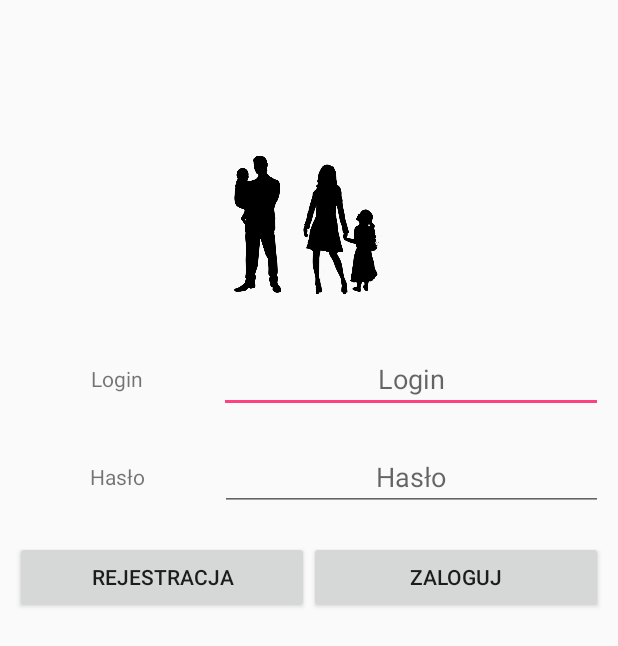
After one commit to Gieniutek/KontrolaRodzicielska, an Android app: the LoginFragment screen opened directly, with no data from a screen before it, on a phone screen of 412 x 824 dp. The commit adds this screen. Shown: the top 646 px of the screen. Run offline under Robolectric (Android 15) with nearby library versions, the phone set to English and light mode, and no system bars; our stand-ins replace ButterKnife.

Commit message:
Add LoginFragment, and fisrt layout. Fix changeFragment implementation

```diff
--- a/KontrolaRodzicielska/app/build.gradle
+++ b/KontrolaRodzicielska/app/build.gradle
@@ -1,4 +1,5 @@
 apply plugin: 'com.android.application'
+apply plugin: 'android-apt'
 
 android {
     compileSdkVersion 25
@@ -13,7 +14,7 @@ android {
     }
     buildTypes {
         release {
-            minifyEnabled false
+            minifyEnabled true
             proguardFiles getDefaultProguardFile('proguard-android.txt'), 'proguard-rules.pro'
         }
     }
@@ -23,4 +24,7 @@ dependencies {
     compile fileTree(dir: 'libs', include: ['*.jar'])
     testCompile 'junit:junit:4.12'
     compile 'com.android.support:appcompat-v7:25.0.0'
+    compile 'com.android.support:percent:25.0.0'
+    compile 'com.jakewharton:butterknife:8.4.0'
+    apt 'com.jakewharton:butterknife-compiler:8.4.0'
 }
--- a/KontrolaRodzicielska/app/src/main/AndroidManifest.xml
+++ b/KontrolaRodzicielska/app/src/main/AndroidManifest.xml
@@ -8,13 +8,15 @@
         android:label="@string/app_name"
         android:supportsRtl="true"
         android:theme="@style/AppTheme">
-        <activity android:name=".MainActivity">
+        <activity android:name=".view.activity.SplashScreen">
             <intent-filter>
                 <action android:name="android.intent.action.MAIN" />
 
                 <category android:name="android.intent.category.LAUNCHER" />
             </intent-filter>
         </activity>
+        <activity android:name=".view.activity.MainActivity">
+        </activity>
     </application>
 
 </manifest>
--- /dev/null
+++ b/KontrolaRodzicielska/app/src/main/java/pl/com/e_kontrolarodzicielska/kontrolarodzicielska/view/activity/MainActivity.java
@@ -0,0 +1,54 @@
+package pl.com.e_kontrolarodzicielska.kontrolarodzicielska.view.activity;
+
+import android.os.Bundle;
+import android.support.v4.app.Fragment;
+import android.support.v4.app.FragmentManager;
+import android.support.v4.app.FragmentTransaction;
+import android.support.v7.app.AppCompatActivity;
+
+import pl.com.e_kontrolarodzicielska.kontrolarodzicielska.R;
+import pl.com.e_kontrolarodzicielska.kontrolarodzicielska.view.fragment.LoginFragment;
+import pl.com.e_kontrolarodzicielska.kontrolarodzicielska.view.listeners.FragmentListener;
+
+public class MainActivity extends AppCompatActivity implements FragmentListener {
+
+    private Fragment currentFragment = null;
+
+    @Override
+    protected void onCreate(Bundle savedInstanceState) {
+        super.onCreate(savedInstanceState);
+        setContentView(R.layout.activity_main);
+
+        if(savedInstanceState == null) {
+            currentFragment = new LoginFragment();
+            changeFragment(currentFragment, true);
+        }
+    }
+
+    @Override
+    public void changeFragment(Fragment fragment, Boolean shouldRemoveStack) {
+        FragmentManager fragmentManager = getSupportFragmentManager();
+        FragmentTransaction transaction = fragmentManager.beginTransaction();
+
+        if (shouldRemoveStack){
+            transaction.replace(R.id.main_framgent, fragment);
+
+        }
+        else{
+            transaction.replace(R.id.main_framgent, fragment)
+                    .addToBackStack(null);
+
+        }
+        transaction.commit();
+    }
+
+    @Override
+    public void popFragment() {
+
+    }
+
+    @Override
+    public void hideKeyboard() {
+
+    }
+}
--- /dev/null
+++ b/KontrolaRodzicielska/app/src/main/java/pl/com/e_kontrolarodzicielska/kontrolarodzicielska/view/fragment/BaseFragment.java
@@ -0,0 +1,22 @@
+package pl.com.e_kontrolarodzicielska.kontrolarodzicielska.view.fragment;
+
+import android.content.Context;
+import android.support.v4.app.Fragment;
+
+import pl.com.e_kontrolarodzicielska.kontrolarodzicielska.view.listeners.FragmentListener;
+
+/**
+ * Created by Użytkownik on 25.10.2016.
+ */
+public class BaseFragment extends Fragment {
+    protected FragmentListener fragmentListener;
+
+    @Override
+    public void onAttach(Context context){
+        super.onAttach(context);
+
+        if (context instanceof FragmentListener) {
+            fragmentListener = (FragmentListener) context;
+        }
+    }
+}
--- /dev/null
+++ b/KontrolaRodzicielska/app/src/main/java/pl/com/e_kontrolarodzicielska/kontrolarodzicielska/view/fragment/LoginFragment.java
@@ -0,0 +1,52 @@
+package pl.com.e_kontrolarodzicielska.kontrolarodzicielska.view.fragment;
+
+import android.os.Bundle;
+import android.util.Log;
+import android.view.LayoutInflater;
+import android.view.View;
+import android.view.ViewGroup;
+import android.widget.Button;
+import android.widget.EditText;
+import android.widget.TextView;
+
+import butterknife.BindView;
+import butterknife.ButterKnife;
+import pl.com.e_kontrolarodzicielska.kontrolarodzicielska.R;
+
+/**
+ * Created by GBAR on 25.10.2016.
+ */
+public class LoginFragment extends BaseFragment implements View.OnClickListener {
+
+    @BindView(R.id.etLogin)
+    EditText etLogin;
+    @BindView(R.id.etPassword)
+    EditText etPassword;
+    @BindView(R.id.bRegister)
+    Button bRegister;
+    @BindView(R.id.bLogin)
+    Button bLogin;
+
+    private View view;
+
+    @Override
+    public View onCreateView(LayoutInflater inflater, ViewGroup container, Bundle savedInstanceState) {
+        view = inflater.inflate(R.layout.login_fragment,container,false);
+        ButterKnife.bind(this,view);
+        initView();
+        return view;
+    }
+
+    private void initView(){
+        bLogin.setOnClickListener(this);
+        bRegister.setOnClickListener(this);
+    }
+
+    @Override
+    public void onClick(View view) {
+        if(view.getId() == bLogin.getId())
+            Log.d("OnClick","Login "+etLogin.getText().toString().trim()+"  "+etPassword.getText().toString().trim());
+        if(view.getId() == bRegister.getId())
+            Log.d("OnClick","Register");
+    }
+}
--- /dev/null
+++ b/KontrolaRodzicielska/app/src/main/java/pl/com/e_kontrolarodzicielska/kontrolarodzicielska/view/listeners/FragmentListener.java
@@ -0,0 +1,13 @@
+package pl.com.e_kontrolarodzicielska.kontrolarodzicielska.view.listeners;
+
+import android.support.v4.app.Fragment;
+
+/**
+ * Created by GBAR on 24.10.2016.
+ */
+public interface FragmentListener {
+
+    void changeFragment(Fragment fragment, Boolean shouldRemoveStack);
+    void popFragment();
+    void hideKeyboard();
+}
--- /dev/null
+++ b/KontrolaRodzicielska/app/src/main/res/layout/login_fragment.xml
@@ -0,0 +1,95 @@
+<?xml version="1.0" encoding="utf-8"?>
+<RelativeLayout xmlns:android="http://schemas.android.com/apk/res/android"
+    android:id="@+id/content_panel"
+    android:layout_width="match_parent"
+    android:layout_height="match_parent">
+
+
+    <ImageView
+        android:layout_marginTop="100dp"
+        android:layout_marginBottom="20dp"
+        android:id="@+id/image_logo"
+        android:layout_width="100dp"
+        android:layout_height="100dp"
+        android:src="@drawable/family"
+        android:layout_centerHorizontal="true"
+        />
+
+
+        <LinearLayout
+            android:id="@+id/login_content"
+            android:layout_width="match_parent"
+            android:layout_height="wrap_content"
+            android:orientation="horizontal"
+            android:gravity="center"
+            android:layout_margin="@dimen/margin_layout"
+            android:layout_below="@+id/image_logo"
+            >
+
+            <TextView
+                android:layout_width="wrap_content"
+                android:layout_height="wrap_content"
+                android:text="Login"
+                android:layout_weight="0.3"
+                android:gravity="center"/>
+
+            <EditText
+                android:id="@+id/etLogin"
+                android:layout_width="wrap_content"
+                android:layout_height="wrap_content"
+                android:hint="Login"
+                android:gravity="center"
+                android:layout_weight="0.6"/>
+        </LinearLayout>
+
+        <LinearLayout
+            android:id="@+id/password_content"
+            android:layout_width="match_parent"
+            android:layout_height="wrap_content"
+            android:orientation="horizontal"
+            android:gravity="center"
+            android:layout_below="@id/login_content"
+            android:layout_margin="@dimen/margin_layout">
+
+            <TextView
+                android:layout_width="wrap_content"
+                android:layout_height="wrap_content"
+                android:text="Hasło"
+                android:layout_weight="0.3"
+                android:gravity="center"/>
+
+            <EditText
+                android:id="@+id/etPassword"
+                android:inputType="textPassword"
+                android:layout_width="wrap_content"
+                android:layout_height="wrap_content"
+                android:hint="Hasło"
+                android:gravity="center"
+                android:layout_weight="0.6"/>
+        </LinearLayout>
+
+    <LinearLayout
+        android:layout_width="match_parent"
+        android:layout_height="wrap_content"
+        android:orientation="horizontal"
+        android:gravity="center"
+        android:layout_below="@id/password_content"
+        android:layout_margin="@dimen/margin_layout">
+
+        <Button
+            android:id="@+id/bRegister"
+            android:layout_width="match_parent"
+            android:layout_height="wrap_content"
+            android:text="Rejestracja"
+            android:layout_weight="0.5"/>
+
+        <Button
+            android:id="@+id/bLogin"
+            android:layout_width="match_parent"
+            android:layout_height="wrap_content"
+            android:layout_weight="0.5"
+            android:text="Zaloguj"/>
+    </LinearLayout>
+
+
+</RelativeLayout>
--- a/KontrolaRodzicielska/app/src/main/res/values/dimens.xml
+++ b/KontrolaRodzicielska/app/src/main/res/values/dimens.xml
@@ -2,4 +2,5 @@
     <!-- Default screen margins, per the Android Design guidelines. -->
     <dimen name="activity_horizontal_margin">16dp</dimen>
     <dimen name="activity_vertical_margin">16dp</dimen>
+    <dimen name="margin_layout">10dp</dimen>
 </resources>
--- a/KontrolaRodzicielska/app/src/main/res/values/styles.xml
+++ b/KontrolaRodzicielska/app/src/main/res/values/styles.xml
@@ -1,7 +1,7 @@
 <resources>
 
     <!-- Base application theme. -->
-    <style name="AppTheme" parent="Theme.AppCompat.Light.DarkActionBar">
+    <style name="AppTheme" parent="Theme.AppCompat.Light.NoActionBar">
         <!-- Customize your theme here. -->
         <item name="colorPrimary">@color/colorPrimary</item>
         <item name="colorPrimaryDark">@color/colorPrimaryDark</item>
--- a/KontrolaRodzicielska/build.gradle
+++ b/KontrolaRodzicielska/build.gradle
@@ -3,9 +3,12 @@
 buildscript {
     repositories {
         jcenter()
+        mavenCentral()
+
     }
     dependencies {
         classpath 'com.android.tools.build:gradle:2.1.0'
+        classpath 'com.neenbedankt.gradle.plugins:android-apt:1.8'
 
         // NOTE: Do not place your application dependencies here; they belong
         // in the individual module build.gradle files
```
Also changed, not shown: KontrolaRodzicielska/app/src/main/java/pl/com/e_kontrolarodzicielska/kontrolarodzicielska/MainActivity.java (deleted, +0 -13 lines), KontrolaRodzicielska/app/src/main/java/pl/com/e_kontrolarodzicielska/kontrolarodzicielska/view/activity/SplashScreen.java (added, +44 -0 lines), KontrolaRodzicielska/app/src/main/res/layout/activity_main.xml (+1 -10 lines), KontrolaRodzicielska/app/src/main/res/layout/splash_screen.xml (added, +13 -0 lines), KontrolaRodzicielska/app/src/main/res/drawable/family.png (added), KontrolaRodzicielska/app/src/main/res/drawable/splash_screen.png (added).
